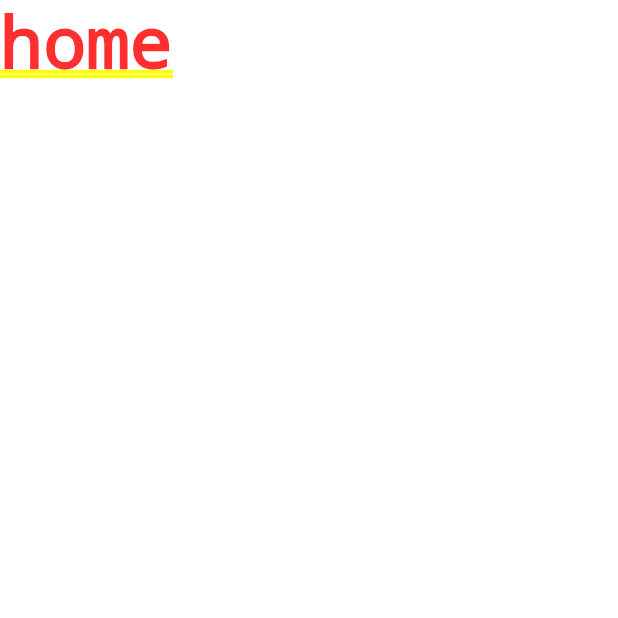
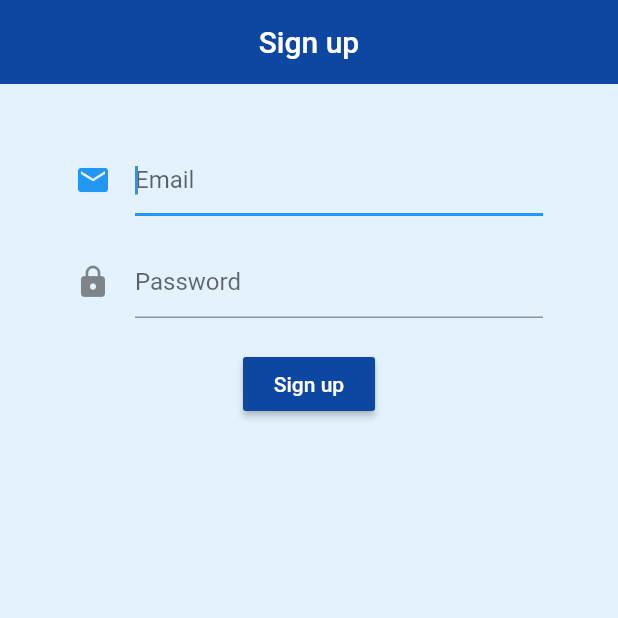
Before and after one commit to albertzoom11/HFAS_Cadets, a Flutter app: the screen it shows after launch, on a phone screen of 412 x 824 dp, the top half of it. Run offline on Flutter 3.47's test engine with Material 2 defaults, Android fonts, the phone set to English and light mode, and no system bars; our stand-ins replace firebase_auth; accounts and stored records are empty.

```diff
--- a/hfas_cadets/lib/main.dart
+++ b/hfas_cadets/lib/main.dart
@@ -1,5 +1,8 @@
 import 'package:flutter/material.dart';
+import 'package:hfascadets/screens/models/user.dart';
+import 'package:hfascadets/screens/services/auth.dart';
 import 'package:hfascadets/screens/wrapper.dart';
+import 'package:provider/provider.dart';
 
 void main() {
   runApp(MyApp());
@@ -9,8 +12,14 @@ class MyApp extends StatelessWidget {
   // This widget is the root of your application.
   @override
   Widget build(BuildContext context) {
-    return MaterialApp(
-      home: Wrapper(),
+    return StreamProvider<User>.value(
+      value: AuthService().user,
+      child: MaterialApp(
+        theme: ThemeData(
+          primaryColor: Colors.blue[900],
+        ),
+        home: Wrapper(),
+      ),
     );
   }
 }
--- a/hfas_cadets/lib/screens/authentication/authenticate.dart
+++ b/hfas_cadets/lib/screens/authentication/authenticate.dart
@@ -1,4 +1,6 @@
 import 'package:flutter/material.dart';
+import 'package:hfascadets/screens/authentication/sign_in.dart';
+import 'package:hfascadets/screens/authentication/sign_up.dart';
 
 class Authenticate extends StatefulWidget {
   @override
@@ -9,7 +11,7 @@ class _AuthenticateState extends State<Authenticate> {
   @override
   Widget build(BuildContext context) {
     return Container(
-      child: Text('authenticate'),
+      child: SignUp(),
     );
   }
 }
--- /dev/null
+++ b/hfas_cadets/lib/screens/authentication/sign_up.dart
@@ -0,0 +1,74 @@
+import 'package:flutter/material.dart';
+import 'package:hfascadets/screens/services/auth.dart';
+
+class SignUp extends StatefulWidget {
+  @override
+  _SignUpState createState() => _SignUpState();
+}
+
+class _SignUpState extends State<SignUp> {
+  final AuthService _auth = AuthService();
+
+  // text field state
+  String email = '';
+  String password = '';
+
+  @override
+  Widget build(BuildContext context) {
+    return Scaffold(
+      backgroundColor: Colors.blue[50],
+      appBar: AppBar(
+        backgroundColor: Colors.blue[900],
+        elevation: 0.0,
+        title: Text('Sign up'),
+        centerTitle: true,
+      ),
+      body: Container(
+        padding: EdgeInsets.symmetric(vertical: 20, horizontal: 50),
+        child: Form(
+          child: Column(
+            children: <Widget>[
+              SizedBox(height: 20.0),
+              TextFormField(
+                decoration: InputDecoration(
+                  icon: Icon(Icons.email),
+                  hintText: 'Email',
+                ),
+                autofocus: true,
+                onChanged: (val) {
+                  setState(() {
+                    email = val;
+                  });
+                },
+              ),
+              SizedBox(height: 20.0),
+              TextFormField(
+                decoration: InputDecoration(
+                  icon: Icon(Icons.lock),
+                  hintText: 'Password',
+                ),
+                obscureText: true,
+                onChanged: (val) {
+                  setState(() {
+                    password = val;
+                  });
+                },
+              ),
+              SizedBox(height: 20.0),
+              RaisedButton(
+                color: Colors.blue[900],
+                child: Text(
+                  'Sign up',
+                  style: TextStyle(color: Colors.white),
+                ),
+                onPressed: () async {
+                  print('email: $email and password: $password');
+                },
+              ),
+            ],
+          ),
+        ),
+      ),
+    );;
+  }
+}
--- /dev/null
+++ b/hfas_cadets/lib/screens/models/user.dart
@@ -0,0 +1,5 @@
+class User {
+  final String uid;
+
+  User({this.uid});
+}
--- a/hfas_cadets/lib/screens/wrapper.dart
+++ b/hfas_cadets/lib/screens/wrapper.dart
@@ -1,12 +1,17 @@
 import 'package:flutter/material.dart';
+import 'package:hfascadets/screens/authentication/authenticate.dart';
 import 'package:hfascadets/screens/home/home.dart';
+import 'package:hfascadets/screens/models/user.dart';
+import 'package:provider/provider.dart';
 
 class Wrapper extends StatelessWidget {
   @override
   Widget build(BuildContext context) {
 
+    final user = Provider.of<User>(context);
+    print(user);
+
     // return either Home or Authenticate widget
-    return Home();
-
+    return user == null ? Authenticate() : Home();
   }
 }
```
Also changed, not shown: hfas_cadets/lib/screens/authentication/sign_in.dart (added, +74 -0 lines), hfas_cadets/lib/screens/home/home.dart (+20 -2 lines), hfas_cadets/lib/screens/services/auth.dart (added, +44 -0 lines), hfas_cadets/pubspec.yaml (+5 -3 lines), hfas_cadets/pubspec.lock, 3 other files.
